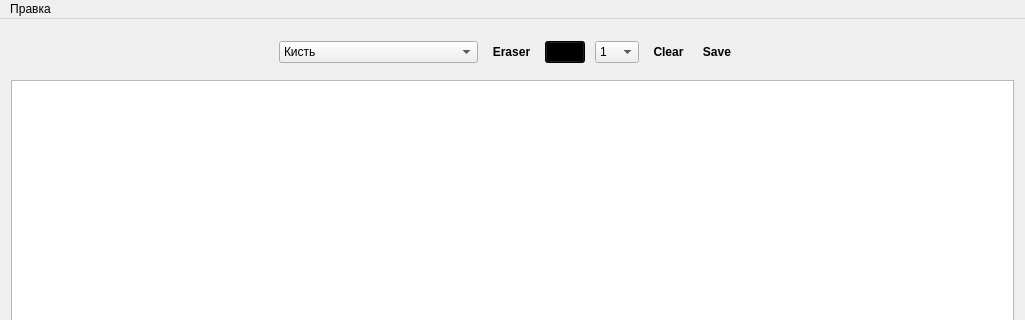
Old version of the form mainwindow.ui in the repository NataliaShishuk/SimpleWhiteBoard; both pictures show x 0 to 1025 and y 0 to 320 of the 1025 by 611 pixel window.
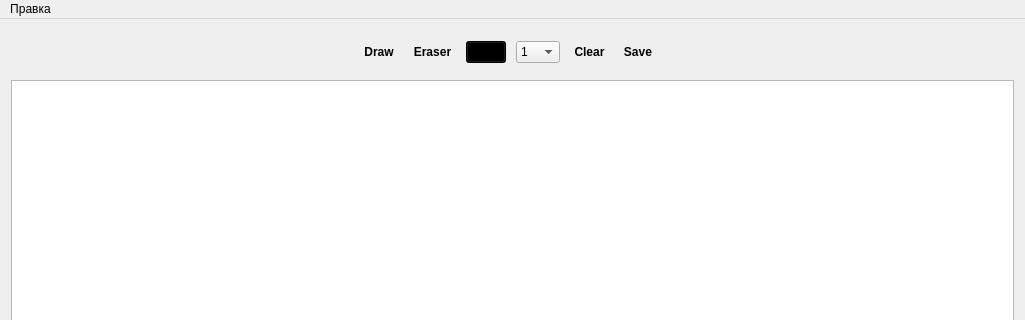
New version of the form. Icons and pictures are not drawn.

Commit message: completed draw menu

Diff of the .ui file:
```diff
--- a/mainwindow.ui
+++ b/mainwindow.ui
@@ -31,7 +31,7 @@
   <widget class="QWidget" name="centralWidget">
    <layout class="QVBoxLayout" name="verticalLayout">
     <item>
-     <widget class="QGroupBox" name="">
+     <widget class="QGroupBox" name="headerGroupBox">
       <property name="sizePolicy">
        <sizepolicy hsizetype="Preferred" vsizetype="Fixed">
         <horstretch>0</horstretch>
@@ -41,6 +41,11 @@
       <property name="styleSheet">
        <string notr="true">QGroupBox {
 border: none;
+}
+
+QToolButton{
+border: none;
+background-color: rgba(255, 255, 255,0);
 }</string>
       </property>
       <layout class="QHBoxLayout" name="horizontalLayout" stretch="0,0,0,0,0,0,0,0">
@@ -67,51 +72,44 @@
         </spacer>
        </item>
        <item>
-        <widget class="QComboBox" name="comboBox">
-         <property name="sizePolicy">
-          <sizepolicy hsizetype="Fixed" vsizetype="Fixed">
-           <horstretch>0</horstretch>
-           <verstretch>0</verstretch>
-          </sizepolicy>
+        <widget class="QToolButton" name="drawButton">
+         <property name="font">
+          <font>
+           <weight>75</weight>
+           <bold>true</bold>
+          </font>
          </property>
-         <property name="sizeAdjustPolicy">
-          <enum>QComboBox::AdjustToContentsOnFirstShow</enum>
+         <property name="cursor">
+          <cursorShape>PointingHandCursor</cursorShape>
          </property>
-         <item>
-          <property name="text">
-           <string>Кисть</string>
-          </property>
-         </item>
-         <item>
-          <property name="text">
-           <string>Прямоугольник</string>
-          </property>
-         </item>
-         <item>
-          <property name="text">
-           <string>Прерывистый прямоугольник</string>
-          </property>
-         </item>
-         <item>
-          <property name="text">
-           <string>Линия</string>
-          </property>
-         </item>
-         <item>
-          <property name="text">
-           <string>Прерывистая линия</string>
-          </property>
-         </item>
-         <item>
-          <property name="text">
-           <string>Окружность</string>
-          </property>
-         </item>
-         <item>
-          <property name="text">
-           <string>Прперывистая окружность</string>
-          </property>
-         </item>
+         <property name="contextMenuPolicy">
+          <enum>Qt::DefaultContextMenu</enum>
+         </property>
+         <property name="styleSheet">
+          <string notr="true">QToolButton::menu-indicator { image: none; }</string>
+         </property>
+         <property name="text">
+          <string>Draw</string>
+         </property>
+         <property name="icon">
+          <iconset resource="resources.qrc">
+           <normaloff>:/icons/draw.png</normaloff>:/icons/draw.png</iconset>
+         </property>
+         <property name="iconSize">
+          <size>
+           <width>24</width>
+           <height>24</height>
+          </size>
+         </property>
+         <property name="popupMode">
+          <enum>QToolButton::InstantPopup</enum>
+         </property>
+         <property name="toolButtonStyle">
+          <enum>Qt::ToolButtonTextUnderIcon</enum>
+         </property>
+         <property name="arrowType">
+          <enum>Qt::NoArrow</enum>
+         </property>
         </widget>
        </item>
        <item>
@@ -146,8 +144,8 @@
          </property>
          <property name="iconSize">
           <size>
-           <width>21</width>
-           <height>21</height>
+           <width>22</width>
+           <height>22</height>
           </size>
          </property>
          <property name="checkable">
@@ -332,7 +330,7 @@
      </widget>
     </item>
     <item>
-     <widget class="QGroupBox" name="">
+     <widget class="QGroupBox" name="footerGroupBox">
       <property name="sizePolicy">
        <sizepolicy hsizetype="Preferred" vsizetype="Fixed">
         <horstretch>0</horstretch>
```
Left out of the diff: 4 changed lines with no effect on the pictures. The commit also changes 16 other files.
